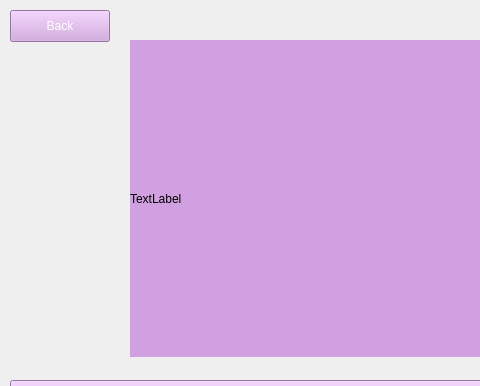
University-of-Utah-CS3505/a9-edu-app-f24-00Calvin00, file A8EduApp/teachingwidget.ui: the form before one commit; both pictures show x 0 to 480 and y 0 to 386 of the 800 by 600 pixel window.
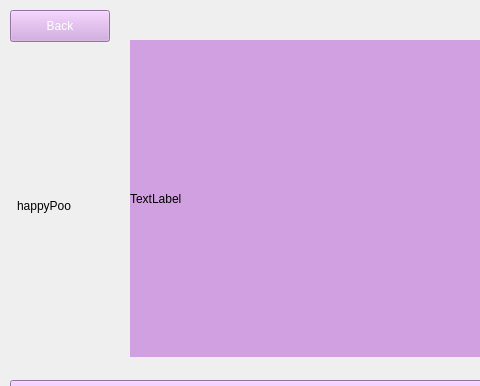
The form after the commit.

The edit to the form file:
```diff
--- a/A8EduApp/teachingwidget.ui
+++ b/A8EduApp/teachingwidget.ui
@@ -101,6 +101,19 @@
     <string>TextLabel</string>
    </property>
   </widget>
+  <widget class="QLabel" name="happyPooPic">
+   <property name="geometry">
+    <rect>
+     <x>17</x>
+     <y>85</y>
+     <width>91</width>
+     <height>241</height>
+    </rect>
+   </property>
+   <property name="text">
+    <string>happyPoo</string>
+   </property>
+  </widget>
  </widget>
  <resources/>
  <connections/>
```
